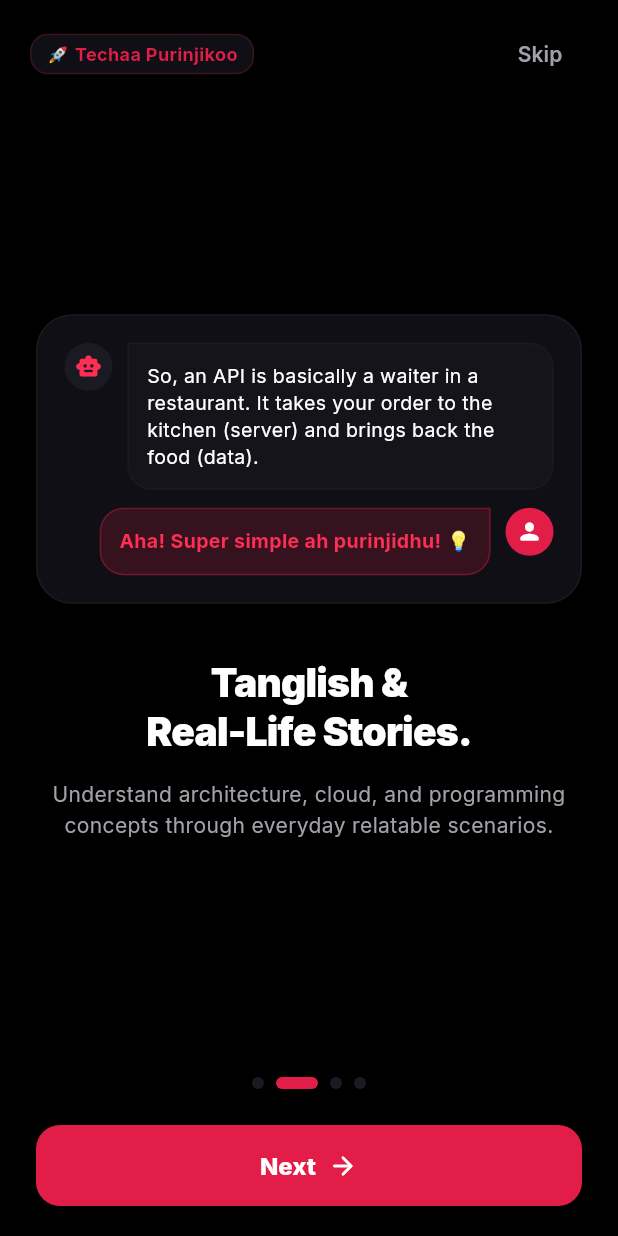
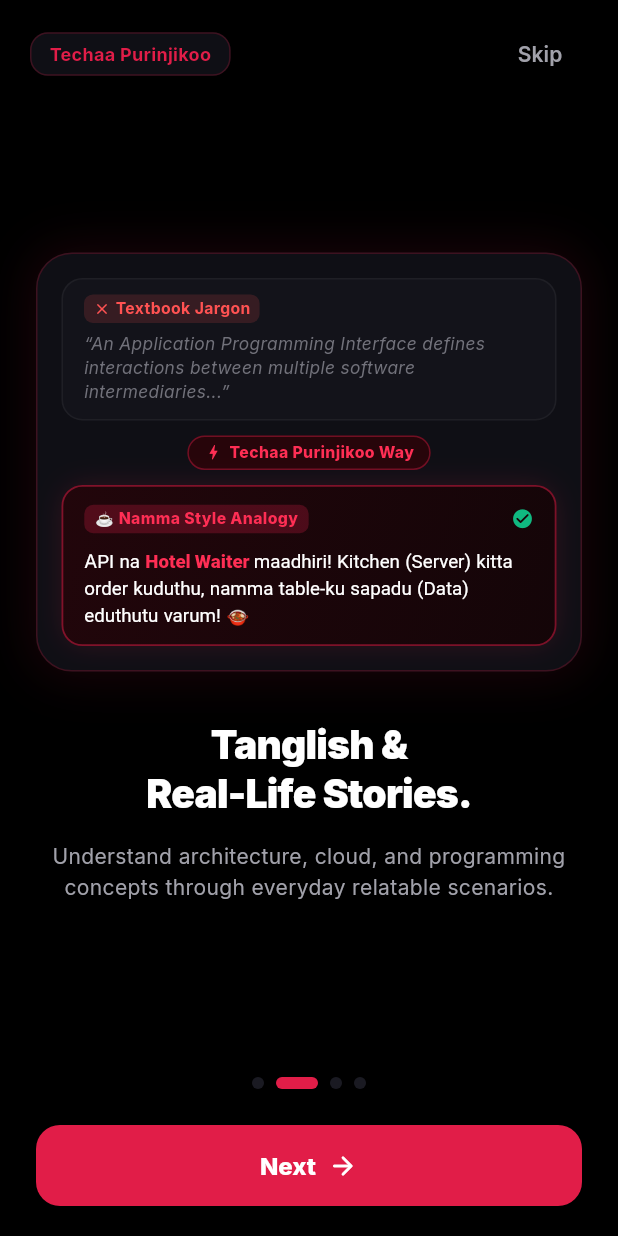
Before and after one commit to nfsprogramming/Techaa-Purinjikoo, a Flutter app: the screen it shows after launch, swiped to page 2, on a phone screen of 412 x 824 dp. Run offline on Flutter 3.47's test engine with Material 3 defaults, Android fonts, the phone set to English and light mode, and no system bars; our stand-ins replace cloud_firestore, firebase_auth, firebase_core, flutter_riverpod, go_router, google_fonts and 3 more; accounts and stored records are empty.

Commit message:
feat(onboarding): Redesign Slide 2 with Dual Comparison Card ('Textbook Jargon' vs 'Tanglish Analogy')

```diff
--- a/techaa_purinjikoo_app/lib/features/onboarding/onboarding_screen.dart
+++ b/techaa_purinjikoo_app/lib/features/onboarding/onboarding_screen.dart
@@ -59,25 +59,20 @@ class _OnboardingScreenState extends ConsumerState<OnboardingScreen> {
                 children: [
                   // Brand Badge
                   Container(
-                    padding: const EdgeInsets.symmetric(horizontal: 10, vertical: 4),
+                    padding: const EdgeInsets.symmetric(horizontal: 12, vertical: 5),
                     decoration: BoxDecoration(
                       color: AppColors.surfaceCard,
                       borderRadius: BorderRadius.circular(12),
                       border: Border.all(color: AppColors.borderRed),
                     ),
-                    child: const Row(
-                      mainAxisSize: MainAxisSize.min,
-                      children: [
-                        Text('🚀 ', style: TextStyle(fontSize: 12)),
-                        Text(
+                    child: const Text(
                       'Techaa Purinjikoo',
                       style: TextStyle(
                         fontSize: 12,
                         fontWeight: FontWeight.bold,
                         color: AppColors.primary,
+                        letterSpacing: 0.2,
                       ),
-                        ),
-                      ],
                     ),
                   ),
 
@@ -241,7 +236,7 @@ class _OnboardingScreenState extends ConsumerState<OnboardingScreen> {
     );
   }
 
-  // Slide 2: Conversation Style & Tanglish Analogies
+  // Slide 2: Conversation Style & Tanglish Analogies (Dual Comparison Card)
   Widget _buildSlide2() {
     return Padding(
       padding: const EdgeInsets.symmetric(horizontal: 24.0),
@@ -249,100 +244,182 @@ class _OnboardingScreenState extends ConsumerState<OnboardingScreen> {
         mainAxisAlignment: MainAxisAlignment.center,
         children: [
           Container(
-            padding: const EdgeInsets.all(18),
+            width: double.infinity,
+            padding: const EdgeInsets.all(16),
             decoration: BoxDecoration(
               color: AppColors.surfaceCard,
               borderRadius: BorderRadius.circular(24),
-              border: Border.all(color: AppColors.borderSubtle),
+              border: Border.all(color: AppColors.borderRed),
+              boxShadow: [
+                BoxShadow(
+                  color: AppColors.primary.withValues(alpha: 0.12),
+                  blurRadius: 28,
+                  spreadRadius: 2,
+                ),
+              ],
             ),
             child: Column(
-              children: [
-                // Left Bot Bubble
-                Row(
               crossAxisAlignment: CrossAxisAlignment.start,
               children: [
+                // 1. Tech Jargon (Muted / Crossed Out)
                 Container(
-                      width: 32,
-                      height: 32,
-                      decoration: const BoxDecoration(
-                        color: AppColors.surfaceContainerHigh,
-                        shape: BoxShape.circle,
-                      ),
-                      child: const Center(
-                        child: Icon(Icons.smart_toy_rounded, size: 18, color: AppColors.primaryAccent),
+                  width: double.infinity,
+                  padding: const EdgeInsets.symmetric(horizontal: 14, vertical: 10),
+                  decoration: BoxDecoration(
+                    color: const Color(0xFF13131A),
+                    borderRadius: BorderRadius.circular(14),
+                    border: Border.all(
+                      color: Colors.white.withValues(alpha: 0.05),
                     ),
                   ),
-                    const SizedBox(width: 10),
-                    Expanded(
-                      child: Container(
-                        padding: const EdgeInsets.all(12),
+                  child: Column(
+                    crossAxisAlignment: CrossAxisAlignment.start,
+                    children: [
+                      Row(
+                        children: [
+                          Container(
+                            padding: const EdgeInsets.symmetric(horizontal: 6, vertical: 2),
                             decoration: BoxDecoration(
-                          color: AppColors.surfaceContainer,
-                          borderRadius: const BorderRadius.only(
-                            topRight: Radius.circular(16),
-                            bottomLeft: Radius.circular(16),
-                            bottomRight: Radius.circular(16),
+                              color: Colors.redAccent.withValues(alpha: 0.15),
+                              borderRadius: BorderRadius.circular(6),
                             ),
-                          border: Border.all(color: AppColors.borderSubtle),
-                        ),
-                        child: const Text(
-                          'So, an API is basically a waiter in a restaurant. It takes your order to the kitchen (server) and brings back the food (data).',
+                            child: const Row(
+                              mainAxisSize: MainAxisSize.min,
+                              children: [
+                                Icon(Icons.close_rounded, size: 12, color: Colors.redAccent),
+                                SizedBox(width: 3),
+                                Text(
+                                  'Textbook Jargon',
                                   style: TextStyle(
-                            fontSize: 13,
-                            color: Colors.white,
-                            height: 1.4,
-                          ),
-                        ),
+                                    fontSize: 10.5,
+                                    fontWeight: FontWeight.w700,
+                                    color: Colors.redAccent,
                                   ),
                                 ),
                               ],
                             ),
-                const SizedBox(height: 12),
-                // Right User Bubble
-                Row(
-                  mainAxisAlignment: MainAxisAlignment.end,
-                  crossAxisAlignment: CrossAxisAlignment.start,
-                  children: [
-                    Flexible(
-                      child: Container(
-                        padding: const EdgeInsets.all(12),
-                        decoration: BoxDecoration(
-                          color: AppColors.primary.withValues(alpha: 0.18),
-                          borderRadius: const BorderRadius.only(
-                            topLeft: Radius.circular(16),
-                            bottomLeft: Radius.circular(16),
-                            bottomRight: Radius.circular(16),
                           ),
-                          border: Border.all(color: AppColors.primary.withValues(alpha: 0.35)),
+                        ],
                       ),
-                        child: const Text(
-                          'Aha! Super simple ah purinjidhu! 💡',
+                      const SizedBox(height: 6),
+                      const Text(
+                        '“An Application Programming Interface defines interactions between multiple software intermediaries...”',
                         style: TextStyle(
-                            fontSize: 13,
-                            fontWeight: FontWeight.bold,
-                            color: AppColors.primaryAccent,
-                          ),
-                        ),
-                      ),
-                    ),
-                    const SizedBox(width: 10),
-                    Container(
-                      width: 32,
-                      height: 32,
-                      decoration: const BoxDecoration(
-                        color: AppColors.primary,
-                        shape: BoxShape.circle,
-                      ),
-                      child: const Center(
-                        child: Icon(Icons.person_rounded, size: 18, color: Colors.white),
+                          fontSize: 11.5,
+                          color: Color(0xFF71717A),
+                          fontStyle: FontStyle.italic,
+                          height: 1.35,
                         ),
                       ),
                     ],
                   ),
+                ),
+
+                const SizedBox(height: 10),
+
+                // Center Transition Indicator
+                Center(
+                  child: Container(
+                    padding: const EdgeInsets.symmetric(horizontal: 10, vertical: 3),
+                    decoration: BoxDecoration(
+                      color: AppColors.primaryContainer,
+                      borderRadius: BorderRadius.circular(20),
+                      border: Border.all(color: AppColors.primary.withValues(alpha: 0.4)),
+                    ),
+                    child: const Row(
+                      mainAxisSize: MainAxisSize.min,
+                      children: [
+                        Icon(Icons.bolt_rounded, size: 13, color: AppColors.primaryAccent),
+                        SizedBox(width: 4),
+                        Text(
+                          'Techaa Purinjikoo Way',
+                          style: TextStyle(
+                            fontSize: 10.5,
+                            fontWeight: FontWeight.w800,
+                            color: AppColors.primaryAccent,
+                          ),
+                        ),
                       ],
                     ),
                   ),
-          const SizedBox(height: 36),
+                ),
+
+                const SizedBox(height: 10),
+
+                // 2. Tanglish Analogy (Radiant & Bold)
+                Container(
+                  width: double.infinity,
+                  padding: const EdgeInsets.symmetric(horizontal: 14, vertical: 12),
+                  decoration: BoxDecoration(
+                    gradient: const LinearGradient(
+                      colors: [Color(0xFF22060B), Color(0xFF140508)],
+                      begin: Alignment.topLeft,
+                      end: Alignment.bottomRight,
+                    ),
+                    borderRadius: BorderRadius.circular(14),
+                    border: Border.all(
+                      color: AppColors.primary.withValues(alpha: 0.5),
+                      width: 1.2,
+                    ),
+                    boxShadow: [
+                      BoxShadow(
+                        color: AppColors.primary.withValues(alpha: 0.18),
+                        blurRadius: 16,
+                        spreadRadius: -2,
+                      ),
+                    ],
+                  ),
+                  child: Column(
+                    crossAxisAlignment: CrossAxisAlignment.start,
+                    children: [
+                      Row(
+                        mainAxisAlignment: MainAxisAlignment.spaceBetween,
+                        children: [
+                          Container(
+                            padding: const EdgeInsets.symmetric(horizontal: 7, vertical: 2),
+                            decoration: BoxDecoration(
+                              color: AppColors.primary.withValues(alpha: 0.25),
+                              borderRadius: BorderRadius.circular(6),
+                            ),
+                            child: const Row(
+                              mainAxisSize: MainAxisSize.min,
+                              children: [
+                                Text('☕ ', style: TextStyle(fontSize: 10)),
+                                Text(
+                                  'Namma Style Analogy',
+                                  style: TextStyle(
+                                    fontSize: 10.5,
+                                    fontWeight: FontWeight.w800,
+                                    color: AppColors.primaryAccent,
+                                  ),
+                                ),
+                              ],
+                            ),
+                          ),
+                          const Icon(Icons.check_circle_rounded, size: 15, color: Color(0xFF10B981)),
+                        ],
+                      ),
+                      const SizedBox(height: 8),
+                      RichText(
+                        text: const TextSpan(
+                          style: TextStyle(fontSize: 12.5, height: 1.45, color: Colors.white),
+                          children: [
+                            TextSpan(text: 'API na '),
+                            TextSpan(
+                              text: 'Hotel Waiter ',
+                              style: TextStyle(fontWeight: FontWeight.w800, color: AppColors.primaryAccent),
+                            ),
+                            TextSpan(text: 'maadhiri! Kitchen (Server) kitta order kuduthu, namma table-ku sapadu (Data) eduthutu varum! 🍲'),
+                          ],
+                        ),
+                      ),
+                    ],
+                  ),
+                ),
+              ],
+            ),
+          ),
+          const SizedBox(height: 32),
           const Text(
             'Tanglish &\nReal-Life Stories.',
             textAlign: TextAlign.center,
```
Also changed, not shown: techaa_purinjikoo_app/flutter_01.png (added), techaa_purinjikoo_app/flutter_02.png (added), techaa_purinjikoo_app/flutter_03.png (added). Lines whose indentation alone changed are shown as unchanged.
